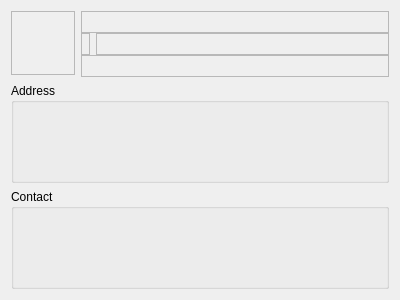
Before: the Qt Designer form plugins/patientbaseplugin/identityviewer.ui in FreeHealth/freehealth, drawn with Qt 5.
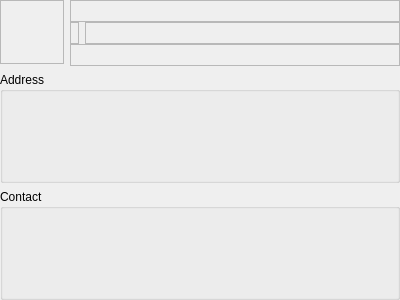
After: the same form once the commit is applied.

The edit to the form file:
```diff
--- a/plugins/patientbaseplugin/identityviewer.ui
+++ b/plugins/patientbaseplugin/identityviewer.ui
@@ -14,6 +14,9 @@
    <string>Form</string>
   </property>
   <layout class="QGridLayout" name="gridLayout_3">
+   <property name="margin">
+    <number>0</number>
+   </property>
    <item row="0" column="0">
     <layout class="QGridLayout" name="gridLayout_2">
      <property name="verticalSpacing">
```
